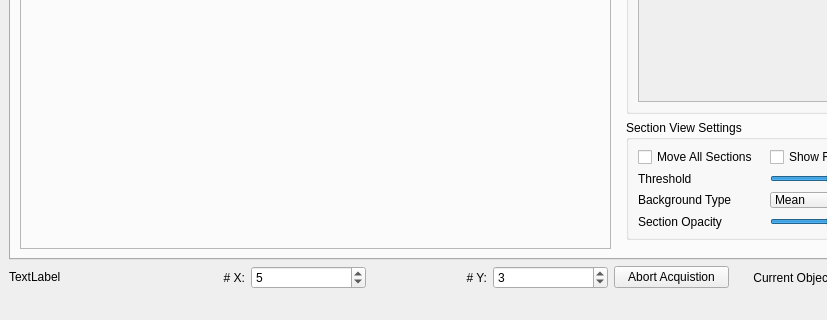
First picture: the form in steve/qtdesigner/steve.ui, repository ZhuangLab/storm-control, before the edit; both pictures show x 0 to 827 and y 407 to 727 of the 937 by 727 pixel window.
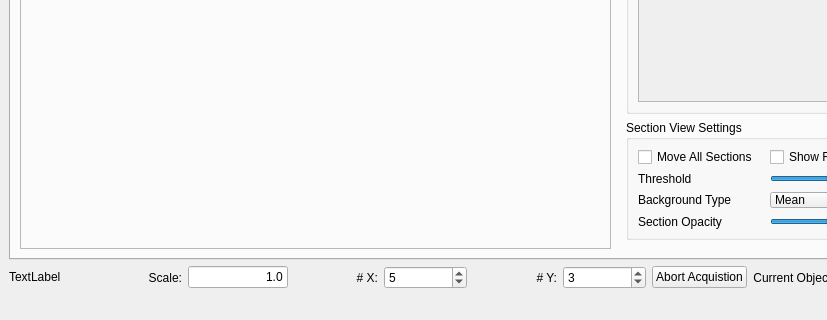
Second picture: the form after the edit. The open tabs and pages were chosen to show the change.

Commit message: Add scale information to steve.

What changed in the file:
```diff
--- a/steve/qtdesigner/steve.ui
+++ b/steve/qtdesigner/steve.ui
@@ -316,6 +316,38 @@
         </property>
        </widget>
       </item>
+      <item>
+       <widget class="QLabel" name="scaleLabel">
+        <property name="text">
+         <string>Scale:</string>
+        </property>
+        <property name="alignment">
+         <set>Qt::AlignRight|Qt::AlignTrailing|Qt::AlignVCenter</set>
+        </property>
+       </widget>
+      </item>
+      <item>
+       <widget class="QLineEdit" name="scaleLineEdit">
+        <property name="sizePolicy">
+         <sizepolicy hsizetype="Preferred" vsizetype="Fixed">
+          <horstretch>0</horstretch>
+          <verstretch>0</verstretch>
+         </sizepolicy>
+        </property>
+        <property name="maximumSize">
+         <size>
+          <width>100</width>
+          <height>16777215</height>
+         </size>
+        </property>
+        <property name="text">
+         <string>1.0</string>
+        </property>
+        <property name="alignment">
+         <set>Qt::AlignRight|Qt::AlignTrailing|Qt::AlignVCenter</set>
+        </property>
+       </widget>
+      </item>
       <item>
        <widget class="QLabel" name="xLabel">
         <property name="text">
```
Left out of the diff: 6 changed lines with no effect on the pictures. The commit also changes 3 other files.
